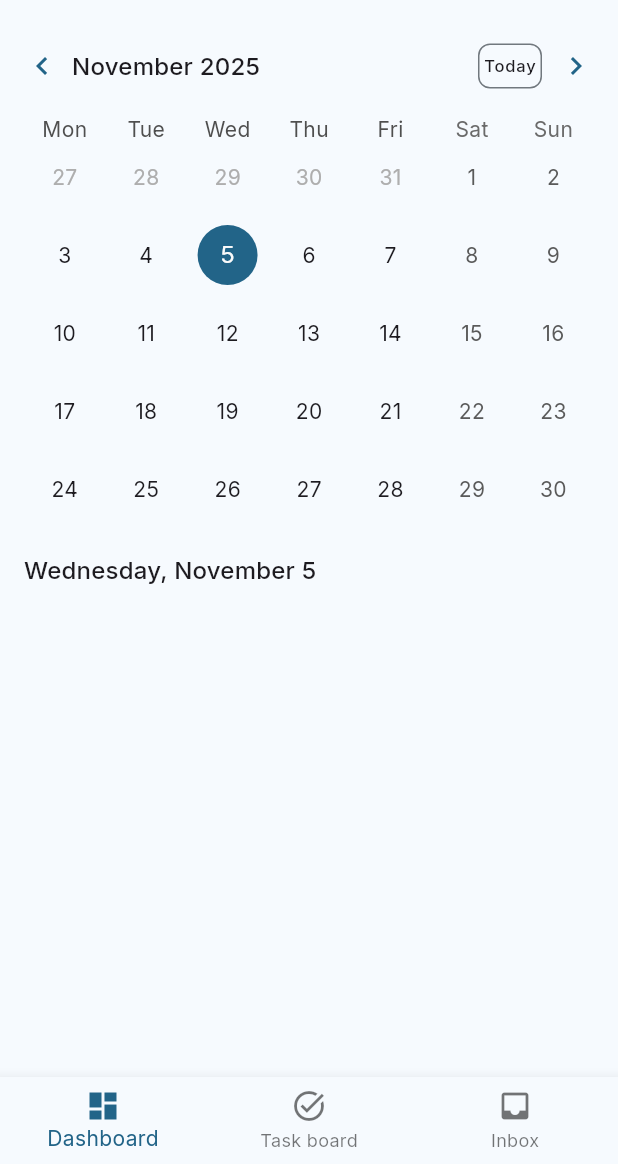
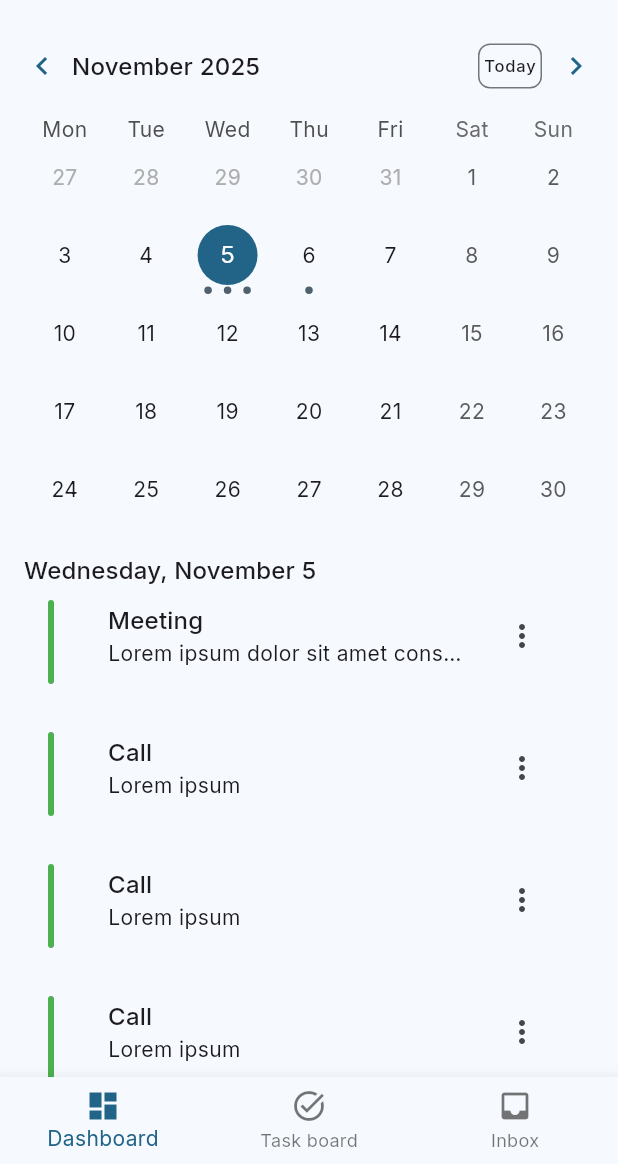
Before and after one commit to michaelnjuguna/hrm-employee-portal, a Flutter app: the screen it shows after launch, on a phone screen of 412 x 824 dp, the part 72-1236 px from its top. Run offline on Flutter 3.47's test engine with Material 3 defaults, Android fonts, the phone set to English and light mode, and no system bars; drawn by our look-alikes of table_calendar; our stand-ins replace flutter_riverpod, go_router, google_fonts, jiffy, package_info_plus, share_plus.

Commit message:
wip: dashboard

```diff
--- /dev/null
+++ b/lib/features/dashboard/models/event.dart
@@ -0,0 +1,6 @@
+class Event {
+  final String title;
+  final String? description;
+
+  const Event({required this.title, this.description});
+}
--- a/lib/features/dashboard/presentation/dashboard_screen.dart
+++ b/lib/features/dashboard/presentation/dashboard_screen.dart
@@ -1,7 +1,6 @@
-import 'package:employee_portal/features/dashboard/presentation/calendar_widget.dart';
+import 'package:employee_portal/features/dashboard/presentation/widgets/calendar_widget.dart';
 import 'package:employee_portal/layouts/main_layout.dart';
 import 'package:flutter/material.dart';
-import 'package:jiffy/jiffy.dart';
 
 class DashboardScreen extends StatefulWidget {
   const DashboardScreen({super.key});
@@ -11,32 +10,12 @@ class DashboardScreen extends StatefulWidget {
 }
 
 class _DashboardScreenState extends State<DashboardScreen> {
-  String? _selectedDay;
-
-  void _handleDaySelected(DateTime day) {
-    setState(() {
-      _selectedDay = Jiffy.parse(
-        day.toString(),
-      ).format(pattern: 'EEEE, MMMM d');
-    });
-
-    // debugPrint('Selected day: $_selectedDay');
-  }
-
   @override
   Widget build(BuildContext context) {
-    final textScheme = Theme.of(context).textTheme;
     return MainLayout(
       child: Column(
         crossAxisAlignment: CrossAxisAlignment.start,
-        children: [
-          Calendar(onDaySelected: _handleDaySelected),
-          if (_selectedDay != null)
-            Padding(
-              padding: const EdgeInsets.only(top: 16),
-              child: Text('$_selectedDay', style: textScheme.titleMedium),
-            ),
-        ],
+        children: [Calendar()],
       ),
     );
   }
--- a/lib/features/dashboard/presentation/calendar_widget.dart
+++ b/lib/features/dashboard/presentation/widgets/calendar_widget.dart
@@ -1,11 +1,12 @@
 import 'package:employee_portal/app/constants.dart';
+import 'package:employee_portal/features/dashboard/presentation/widgets/event_card.dart';
 import 'package:flutter/material.dart';
 import 'package:jiffy/jiffy.dart';
 import 'package:table_calendar/table_calendar.dart';
+import 'package:employee_portal/features/dashboard/models/event.dart';
 
 class Calendar extends StatefulWidget {
-  final ValueChanged<DateTime> onDaySelected;
-  const Calendar({super.key, required this.onDaySelected});
+  const Calendar({super.key});
 
   @override
   _CalendarState createState() => _CalendarState();
@@ -14,15 +15,33 @@ class Calendar extends StatefulWidget {
 class _CalendarState extends State<Calendar> {
   DateTime _focusedDay = DateTime.now();
   DateTime? _selectedDay;
+  final Map<DateTime, List<Event>> _events = {
+    DateTime.utc(2025, 11, 5): [
+      Event(
+        title: 'Meeting',
+        description:
+            'Lorem ipsum dolor sit amet consectetur adipiscing elit. Consectetur adipiscing elit quisque faucibus ex sapien vitae. Ex sapien vitae pellentesque sem placerat in id. Placerat in id cursus mi pretium tellus duis. Pretium tellus duis convallis tempus leo eu aenean.',
+      ),
+      Event(title: 'Call', description: 'Lorem ipsum '),
+      Event(title: 'Call', description: 'Lorem ipsum '),
+      Event(title: 'Call', description: 'Lorem ipsum '),
+      Event(title: 'Call', description: 'Lorem ipsum '),
+      Event(title: 'Call', description: 'Lorem ipsum '),
+      Event(title: 'Call', description: 'Lorem ipsum '),
+      Event(title: 'Call', description: 'Lorem ipsum '),
+    ],
+    DateTime.utc(2025, 11, 6): [Event(title: 'Deadline', description: 'data')],
+  };
+
+  List<Event> _getEventsForDay(DateTime day) {
+    return _events[DateTime.utc(day.year, day.month, day.day)] ?? [];
+  }
+
   @override
   void initState() {
     super.initState();
     _focusedDay = DateTime.now();
     _selectedDay = _focusedDay;
-
-    WidgetsBinding.instance.addPostFrameCallback((_) {
-      widget.onDaySelected(_selectedDay!);
-    });
   }
 
   void _goToToday() {
@@ -31,13 +50,15 @@ class _CalendarState extends State<Calendar> {
       _focusedDay = today;
       _selectedDay = today;
     });
-    widget.onDaySelected(today);
   }
 
   @override
   Widget build(BuildContext context) {
     final colorScheme = Theme.of(context).colorScheme;
     final textScheme = Theme.of(context).textTheme;
+    final events = _selectedDay != null
+        ? _getEventsForDay(_selectedDay!)
+        : <Event>[];
     return Column(
       // height: MediaQuery.of(context).size.height * 50,
       children: [
@@ -70,6 +91,27 @@ class _CalendarState extends State<Calendar> {
             ),
           ),
           calendarBuilders: CalendarBuilders(
+            markerBuilder: (context, day, events) {
+              if (events.isNotEmpty) {
+                return Row(
+                  mainAxisAlignment: MainAxisAlignment.center,
+                  children: events.take(3).map((e) {
+                    return Container(
+                      margin: const EdgeInsets.symmetric(
+                        horizontal: AppSpacing.p1,
+                      ),
+                      width: 5,
+                      height: 5,
+                      decoration: BoxDecoration(
+                        shape: BoxShape.circle,
+                        color: colorScheme.secondary,
+                      ),
+                    );
+                  }).toList(),
+                );
+              }
+              return null;
+            },
             headerTitleBuilder: (context, date) {
               return Row(
                 mainAxisAlignment: MainAxisAlignment.spaceBetween,
@@ -104,12 +146,12 @@ class _CalendarState extends State<Calendar> {
               _selectedDay = selectedDay;
               _focusedDay = focusedDay;
             });
-            widget.onDaySelected(selectedDay);
+            // widget.onDaySelected(selectedDay);
           },
           onPageChanged: (focusedDay) {
             _focusedDay = focusedDay;
           },
-
+          eventLoader: _getEventsForDay,
           calendarStyle: CalendarStyle(
             todayDecoration: BoxDecoration(
               color: colorScheme.primary,
@@ -121,6 +163,26 @@ class _CalendarState extends State<Calendar> {
             ),
           ),
         ),
+
+        Padding(
+          padding: EdgeInsets.only(top: AppSpacing.p4),
+          child: Container(
+            alignment: Alignment.centerLeft,
+            child: Text(
+              Jiffy.parse(
+                _selectedDay.toString(),
+              ).format(pattern: 'EEEE, MMMM d'),
+              style: textScheme.titleMedium,
+            ),
+          ),
+        ),
+        if (events.isNotEmpty)
+          EventCard(events: events)
+        else
+          Padding(
+            padding: const EdgeInsets.all(8.0),
+            child: Text('No events', style: textScheme.bodyMedium),
+          ),
       ],
     );
   }
--- /dev/null
+++ b/lib/features/dashboard/presentation/widgets/event_card.dart
@@ -0,0 +1,51 @@
+import 'package:flutter/material.dart';
+
+import 'package:employee_portal/features/dashboard/models/event.dart';
+// class Event {
+//   final String title;
+//   final String? description;
+//   Event({required this.title, this.description});
+// }
+
+class EventCard extends StatefulWidget {
+  final List<Event> events;
+  const EventCard({super.key, required this.events});
+  @override
+  State<EventCard> createState() => _EventCardState();
+}
+
+class _EventCardState extends State<EventCard> {
+  @override
+  Widget build(BuildContext context) {
+    final textScheme = Theme.of(context).textTheme;
+    return ListView.builder(
+      shrinkWrap: true,
+      physics: const NeverScrollableScrollPhysics(),
+      itemCount: widget.events.length,
+      itemBuilder: (context, index) {
+        final event = widget.events[index];
+        return ListTile(
+          isThreeLine: true,
+          title: Text(event.title, style: textScheme.titleMedium),
+          subtitle: Text(
+            event.description ?? '',
+            style: textScheme.bodyMedium,
+            maxLines: 1,
+            overflow: TextOverflow.ellipsis,
+          ),
+          leading: Container(
+            decoration: BoxDecoration(
+              color: Colors.green,
+              borderRadius: BorderRadius.circular(12),
+            ),
+            padding: EdgeInsets.symmetric(vertical: 2),
+            width: 4,
+            height: double.infinity,
+          ),
+
+          trailing: IconButton(onPressed: () {}, icon: Icon(Icons.more_vert)),
+        );
+      },
+    );
+  }
+}
--- a/lib/layouts/main_layout.dart
+++ b/lib/layouts/main_layout.dart
@@ -148,9 +148,13 @@ class _MainLayoutState extends ConsumerState<MainLayout> {
           ],
         ),
       ),
-      body: Padding(
-        padding: const EdgeInsets.symmetric(vertical: 4, horizontal: 16),
-        child: widget.child,
+      body: SafeArea(
+        child: SingleChildScrollView(
+          child: Padding(
+            padding: const EdgeInsets.symmetric(vertical: 4, horizontal: 16),
+            child: widget.child,
+          ),
+        ),
       ),
       bottomNavigationBar: BottomNavigationBar(
         currentIndex: currentIndex,
```
